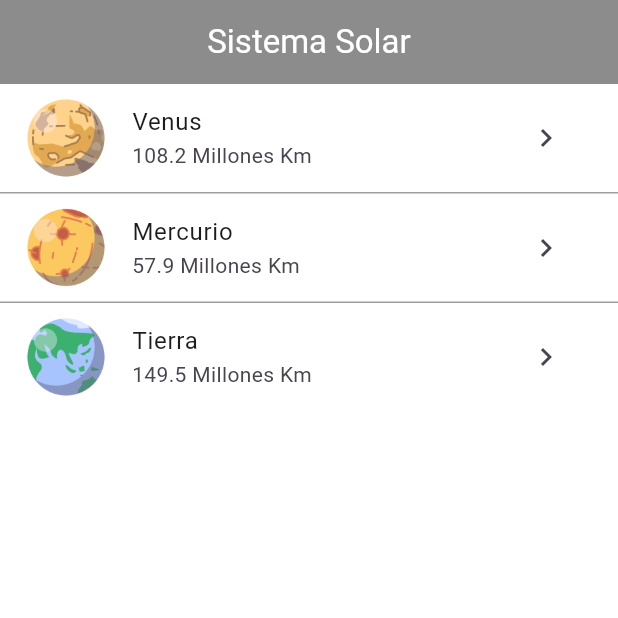
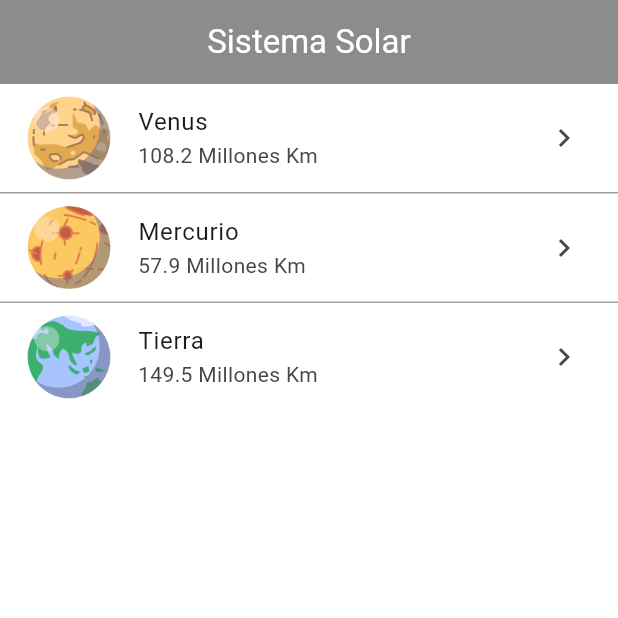
Before and after one commit to AnaDG3/tarea_entregable_3_desarrollo_interfaces, a Flutter app: the screen it shows after launch, on a phone screen of 412 x 824 dp, the top half of it. Run offline on Flutter 3.47's test engine with Material 3 defaults, Android fonts, the phone set to English and light mode, and no system bars.

Commit message:
Corrección interacción 3.

```diff
--- /dev/null
+++ b/lib/Datos_Entrada.dart
@@ -0,0 +1,12 @@
+import 'datos_planetas.dart';
+
+class DatosEntrada {
+
+  static List<Planeta> obtenerPlanetas() {
+    return [
+      obtenerPlanetaPorId("PLANET-001"),
+      obtenerPlanetaPorId("PLANET-002"),
+      obtenerPlanetaPorId("PLANET-003"),
+    ];
+  }
+}
--- /dev/null
+++ b/lib/Elemento_Planeta.dart
@@ -0,0 +1,36 @@
+import 'package:flutter/material.dart';
+
+import 'datos_planetas.dart';
+import 'Pantalla_Secundaria.dart';
+
+class ElementoPlaneta extends StatelessWidget {
+  final Planeta planeta;
+
+  const ElementoPlaneta({
+    super.key,
+    required this.planeta,
+  });
+
+  @override
+  Widget build(BuildContext context) {
+    return ListTile(
+      title: Text(planeta.nombre),
+      subtitle: Text(planeta.distancia_sol),
+      leading: Image.asset(
+        planeta.imagenUrl,
+        fit: BoxFit.cover,
+        width: 60,
+      ),
+      trailing: Icon(Icons.chevron_right),
+      onTap: () {
+        Navigator.push(
+          context,
+          MaterialPageRoute(
+            builder: (context) =>
+                PantallaSecundaria(planeta: planeta),
+          ),
+        );
+      },
+    );
+  }
+}
--- a/lib/Pantalla_Principal.dart
+++ b/lib/Pantalla_Principal.dart
@@ -1,33 +1,19 @@
 import 'package:flutter/material.dart';
 
-import 'Pantalla_Secundaria.dart';
 import 'datos_planetas.dart';
-
-void main() => runApp(
-  const MaterialApp(
-    debugShowCheckedModeBanner: false,
-    home: PantallaPrincipal(),
-  ),
-);
+import 'Datos_Entrada.dart';
+import 'Elemento_Planeta.dart';
 
 class PantallaPrincipal extends StatelessWidget {
   const PantallaPrincipal({super.key});
 
-  static Planeta tierra = obtenerPlanetaPorId("PLANET-001");
-  static Planeta venus = obtenerPlanetaPorId("PLANET-002");
-  static Planeta mercurio = obtenerPlanetaPorId("PLANET-003");
-
-  static List<Planeta> planetas = [
-    tierra,
-    venus,
-    mercurio,
-  ];
+  // Recuperamos la lista de planetas
+  static final List<Planeta> planetas =
+  DatosEntrada.obtenerPlanetas();
 
   @override
   Widget build(BuildContext context) {
-    return MaterialApp(
-      debugShowCheckedModeBanner: false,
-      home: Scaffold(
+    return Scaffold(
       backgroundColor: Colors.white,
       appBar: AppBar(
         centerTitle: true,
@@ -41,26 +27,10 @@ class PantallaPrincipal extends StatelessWidget {
         child: ListView(
           children: <Widget>[
             for (int i = 0; i < planetas.length; i++) ...[
-                ListTile(
-                  title: Text(planetas[i].nombre),
-                  subtitle: Text(planetas[i].Radio),
-                  trailing: IconButton(
-                    onPressed: () => Navigator.push(
-                      context,
-                      MaterialPageRoute(
-                        builder: (context) =>
-                            PantallaSecundaria(planeta: planetas[i]),
+              ElementoPlaneta(
+                planeta: planetas[i],
               ),
-                    ),
-                    icon: Icon(Icons.chevron_right),
-                  ),
-                  leading: Container(
-                    child: Image.asset(
-                      planetas[i].imagenUrl,
-                      fit: BoxFit.cover,
-                    ),
-                  ),
-                ),
+
               if (i < planetas.length - 1)
                 Divider(
                   color: Colors.grey,
@@ -71,7 +41,6 @@ class PantallaPrincipal extends StatelessWidget {
           ],
         ),
       ),
-      ),
     );
   }
 }
--- a/lib/datos_planetas.dart
+++ b/lib/datos_planetas.dart
@@ -3,14 +3,14 @@
 class Planeta {
   final String id;
   final String nombre;
-  final String Radio;
+  final String distancia_sol;
   final String imagenUrl;
   final String descripcion;
 
   const Planeta({
     required this.id,
     required this.nombre,
-    required this.Radio,
+    required this.distancia_sol,
     required this.imagenUrl,
     required this.descripcion,
   });
@@ -24,21 +24,21 @@ final List<Planeta> datos_planetas = const [
   Planeta(
     id: 'PLANET-001',
     nombre: 'Venus',
-    Radio: '108.2 Millones Km',
+    distancia_sol: '108.2 Millones Km',
     imagenUrl: 'assets/images/venus.png',
     descripcion: 'La densa atmósfera de Venus lo convierte en el planeta más caliente de nuestro sistema solar.',
   ),
   Planeta(
     id: 'PLANET-002',
     nombre: 'Mercurio',
-    Radio: '57.9 Millones Km',
+    distancia_sol: '57.9 Millones Km',
     imagenUrl: 'assets/images/mercury.png',
     descripcion: 'Es el planeta más pequeño y rápido; recorre su órbita alrededor del Sol en solo 88 días terrestres.',
   ),
   Planeta(
     id: 'PLANET-003',
     nombre: 'Tierra',
-    Radio: '149.5 Millones Km',
+    distancia_sol: '149.5 Millones Km',
     imagenUrl: 'assets/images/earth.png',
     descripcion: 'El único planeta de nuestro sistema solar con agua líquida en la superficie.',
   ),
--- /dev/null
+++ b/lib/main.dart
@@ -0,0 +1,11 @@
+import 'package:flutter/cupertino.dart';
+import 'package:flutter/material.dart';
+
+import 'Pantalla_Principal.dart';
+
+void main() => runApp(
+  const MaterialApp(
+    debugShowCheckedModeBanner: false,
+    home: PantallaPrincipal(),
+  ),
+);
```
Lines whose indentation alone changed are shown as unchanged.
